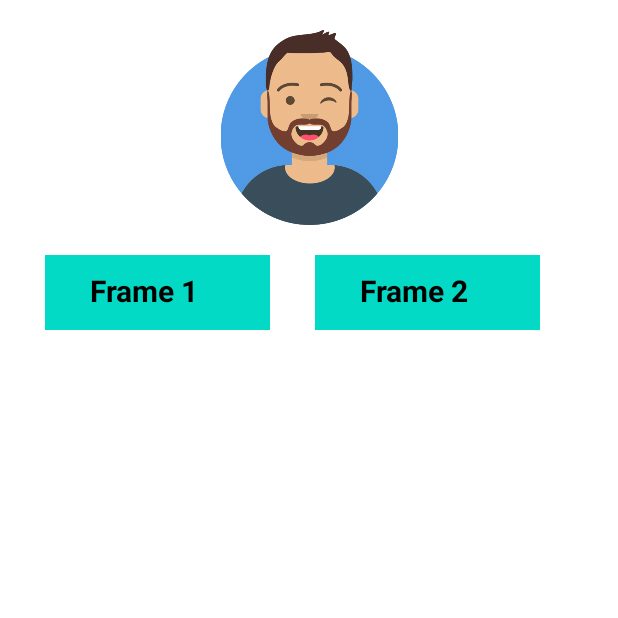
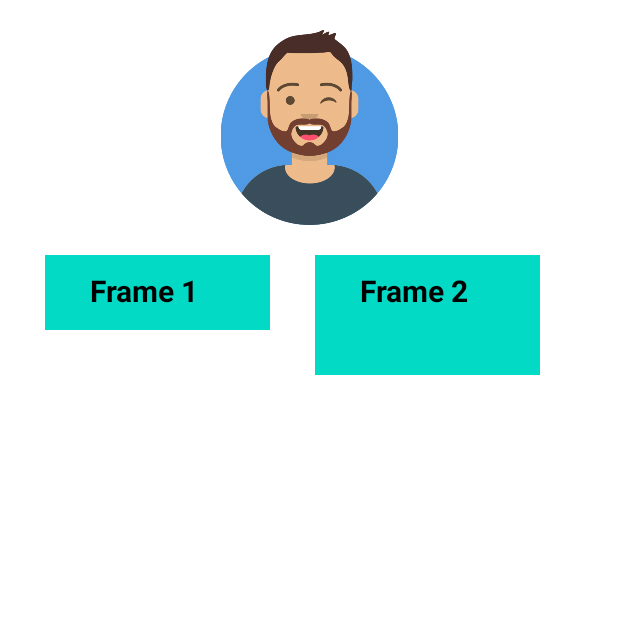
Before and after one commit to YudizBhavik/demo_app, an Android app: the screen it shows after launch (Second_Task), on a phone screen of 412 x 824 dp, the top half of it. Run offline under Robolectric (Android 15) with nearby library versions, the light colour scheme and no system bars.

Commit message:
changed height

```diff
--- a/app/src/main/res/layout/activity_second_task.xml
+++ b/app/src/main/res/layout/activity_second_task.xml
@@ -51,7 +51,7 @@
         app:layout_constraintTop_toBottomOf="@id/frame_img"
         app:layout_constraintStart_toEndOf="@id/frame_1"
         android:layout_width="150dp"
-        android:layout_height="50dp"
+        android:layout_height="80dp"
         android:background="@color/teal_200">
         <TextView
             android:layout_width="match_parent"
```
